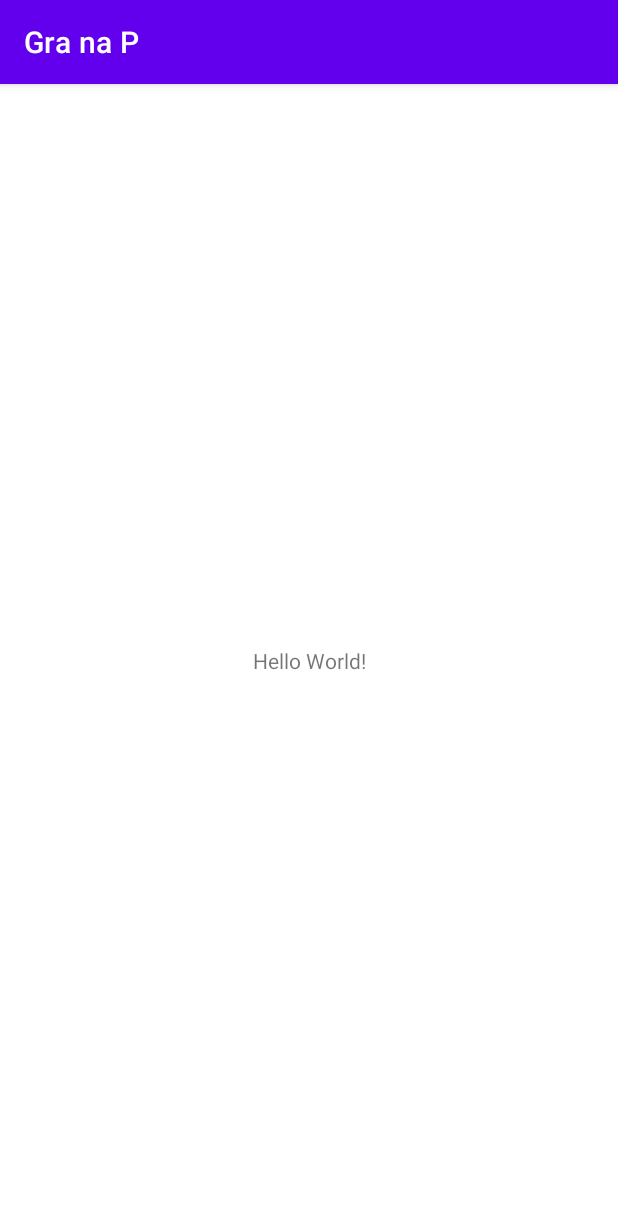
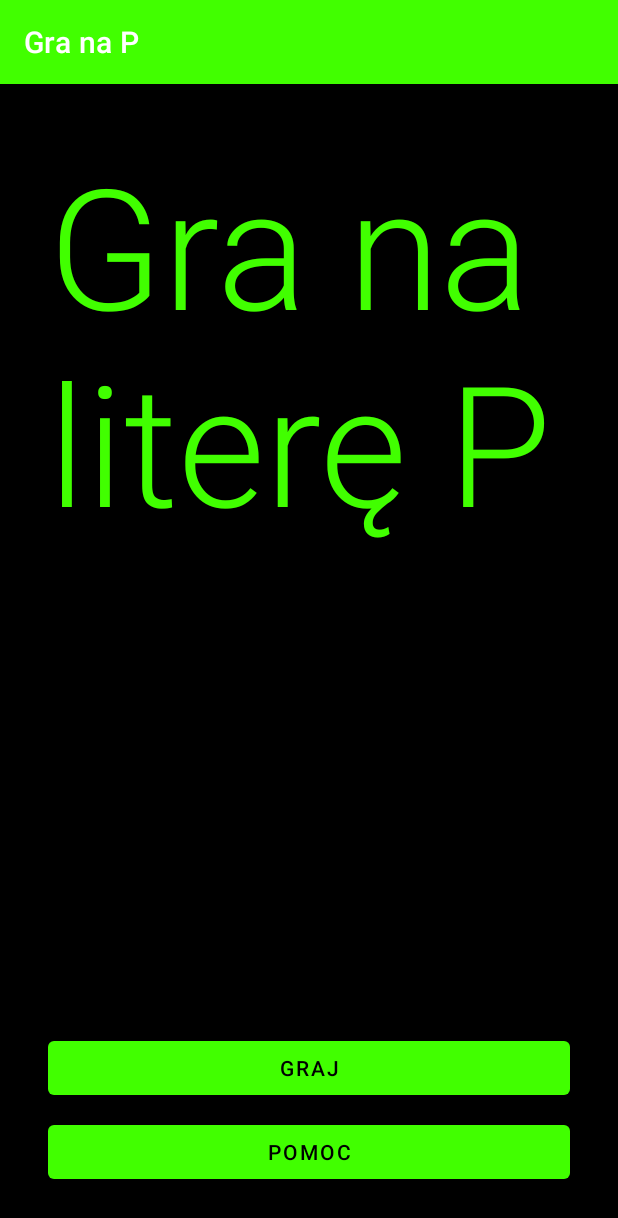
Before and after one commit to 307372/GraNaP, an Android app: the screen it shows after launch (MainMenuActivity), on a phone screen of 412 x 824 dp. Shown: the top 1218 px of the screen. Run offline under Robolectric (Android 15) with nearby library versions, the phone set to English and light mode, and no system bars.

Commit message:
Started work on layouts.

```diff
--- a/app/src/main/AndroidManifest.xml
+++ b/app/src/main/AndroidManifest.xml
@@ -10,6 +10,9 @@
         android:supportsRtl="true"
         android:theme="@style/Theme.GraNaP">
         <activity
+            android:name=".HelpActivity"
+            android:exported="false" />
+        <activity
             android:name=".MainMenuActivity"
             android:exported="true">
             <intent-filter>
--- a/app/src/main/res/layout/activity_main.xml
+++ b/app/src/main/res/layout/activity_main.xml
@@ -4,15 +4,39 @@
     xmlns:tools="http://schemas.android.com/tools"
     android:layout_width="match_parent"
     android:layout_height="match_parent"
+    android:layout_margin="32dp"
     tools:context=".MainMenuActivity">
 
     <TextView
-        android:layout_width="wrap_content"
+        android:id="@+id/_title"
+        android:layout_width="0dp"
         android:layout_height="wrap_content"
-        android:text="Hello World!"
-        app:layout_constraintBottom_toBottomOf="parent"
+        android:text="@string/title"
+        android:textAppearance="@style/TextAppearance.AppCompat.Display4"
+        android:textColor="@color/green_terminal"
+        app:layout_constraintEnd_toEndOf="parent"
         app:layout_constraintLeft_toLeftOf="parent"
         app:layout_constraintRight_toRightOf="parent"
+        app:layout_constraintStart_toStartOf="parent"
         app:layout_constraintTop_toTopOf="parent" />
 
+    <Button
+        android:id="@+id/bHelp"
+        android:layout_width="0dp"
+        android:layout_height="wrap_content"
+        android:text="Pomoc"
+        app:layout_constraintBottom_toBottomOf="parent"
+        app:layout_constraintEnd_toEndOf="parent"
+        app:layout_constraintStart_toStartOf="parent" />
+
+    <Button
+        android:id="@+id/bPlay"
+        android:layout_width="0dp"
+        android:layout_height="wrap_content"
+        android:layout_marginBottom="8dp"
+        android:text="Graj"
+        app:layout_constraintBottom_toTopOf="@+id/bHelp"
+        app:layout_constraintEnd_toEndOf="parent"
+        app:layout_constraintStart_toStartOf="parent" />
+
 </androidx.constraintlayout.widget.ConstraintLayout>
--- a/app/src/main/res/values/colors.xml
+++ b/app/src/main/res/values/colors.xml
@@ -7,4 +7,5 @@
     <color name="teal_700">#FF018786</color>
     <color name="black">#FF000000</color>
     <color name="white">#FFFFFFFF</color>
+    <color name="green_terminal">#41FF00</color>
 </resources>
--- a/app/src/main/res/values/strings.xml
+++ b/app/src/main/res/values/strings.xml
@@ -1,3 +1,4 @@
 <resources>
     <string name="app_name">Gra na P</string>
+    <string name="title">Gra na literę P</string>
 </resources>
--- a/app/src/main/res/values/themes.xml
+++ b/app/src/main/res/values/themes.xml
@@ -2,9 +2,9 @@
     <!-- Base application theme. -->
     <style name="Theme.GraNaP" parent="Theme.MaterialComponents.DayNight.DarkActionBar">
         <!-- Primary brand color. -->
-        <item name="colorPrimary">@color/purple_500</item>
+        <item name="colorPrimary">@color/green_terminal</item>
         <item name="colorPrimaryVariant">@color/purple_700</item>
-        <item name="colorOnPrimary">@color/white</item>
+        <item name="colorOnPrimary">@color/black</item>
         <!-- Secondary brand color. -->
         <item name="colorSecondary">@color/teal_200</item>
         <item name="colorSecondaryVariant">@color/teal_700</item>
@@ -12,5 +12,8 @@
         <!-- Status bar color. -->
         <item name="android:statusBarColor" tools:targetApi="l">?attr/colorPrimaryVariant</item>
         <!-- Customize your theme here. -->
+        <item name="colorOnBackground">@color/green_terminal</item>
+        <item name="android:textColorPrimary">@color/green_terminal</item>
+        <item name="android:colorBackground">@color/black</item>
     </style>
 </resources>
```
Also changed, not shown: app/src/main/java/com/example/granap/HelpActivity.java (added, +14 -0 lines), app/src/main/res/layout/activity_help.xml (added, +35 -0 lines).
